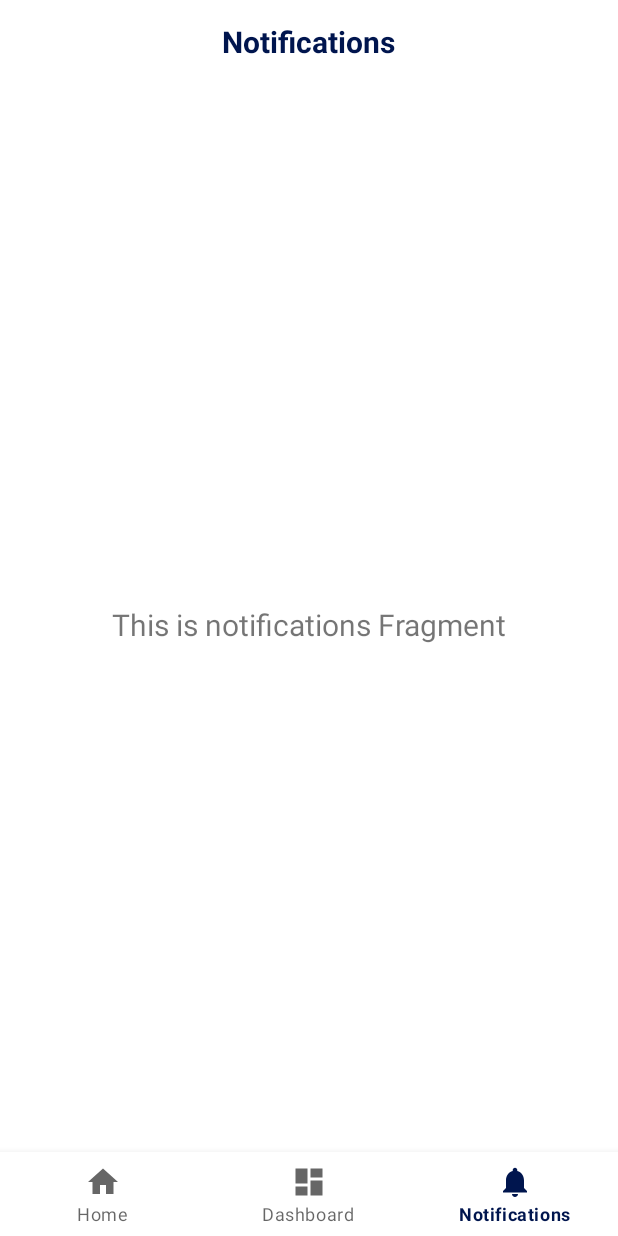
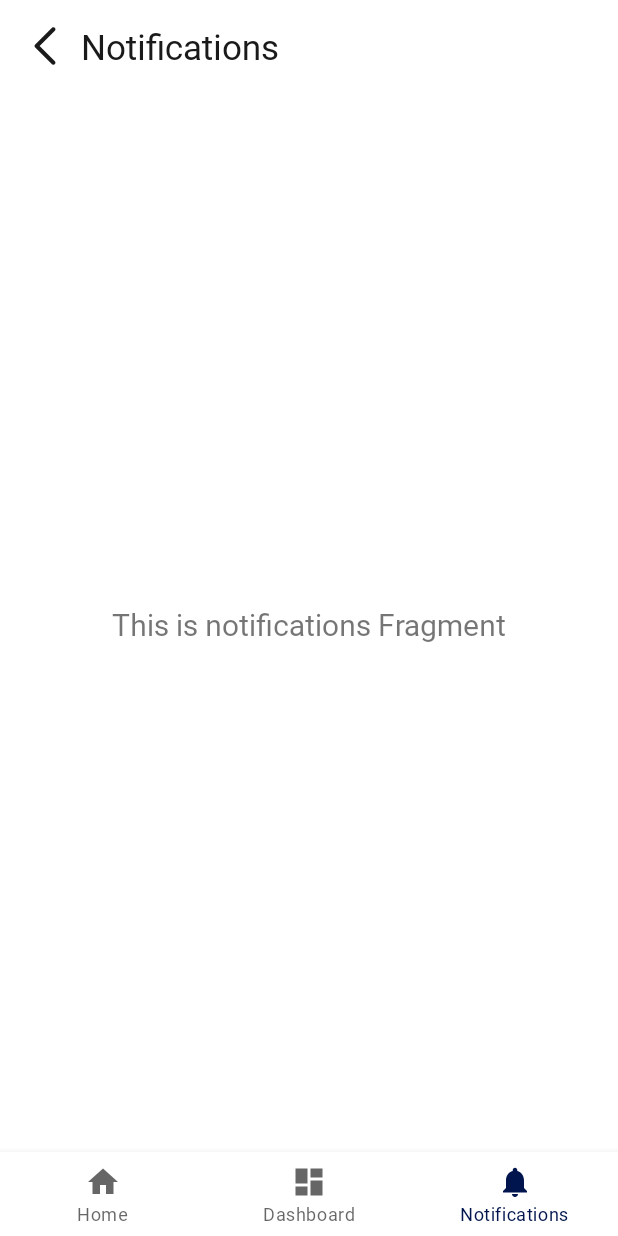
Before and after one commit to parkro-99s/client, an Android app: the NotificationsFragment screen opened through its navigation route, on a phone screen of 412 x 824 dp. Run offline under Robolectric (Android 15) with nearby library versions, the phone set to English and light mode, and no system bars; our stand-ins replace navigation-ui; 7 statements that could not run were skipped.

Commit message:
:art: Design : 툴바 디자인

```diff
--- a/app/src/main/java/com/parkro/client/MainActivity.kt
+++ b/app/src/main/java/com/parkro/client/MainActivity.kt
@@ -1,20 +1,25 @@
 package com.parkro.client
 
+import android.graphics.Typeface
 import android.os.Bundle
+import android.view.View
+import android.widget.ImageView
+import android.widget.RelativeLayout
 import android.widget.TextView
-import com.google.android.material.bottomnavigation.BottomNavigationView
 import androidx.appcompat.app.AppCompatActivity
 import androidx.appcompat.widget.Toolbar
-import androidx.navigation.Navigation.findNavController
+import androidx.navigation.NavController
 import androidx.navigation.findNavController
 import androidx.navigation.ui.AppBarConfiguration
 import androidx.navigation.ui.setupActionBarWithNavController
 import androidx.navigation.ui.setupWithNavController
+import com.google.android.material.bottomnavigation.BottomNavigationView
 import com.parkro.client.databinding.ActivityMainBinding
 
 class MainActivity : AppCompatActivity() {
 
     private lateinit var binding: ActivityMainBinding
+    private lateinit var navController: NavController
 
     override fun onCreate(savedInstanceState: Bundle?) {
         super.onCreate(savedInstanceState)
@@ -22,30 +27,64 @@ class MainActivity : AppCompatActivity() {
         binding = ActivityMainBinding.inflate(layoutInflater)
         setContentView(binding.root)
 
-        // custom toolbar 설정
+        // Custom toolbar setup
         val toolbar: Toolbar = findViewById(R.id.toolbar)
         setSupportActionBar(toolbar)
 
-        // 기존 Toolbar의 Title 비활성화
+        // Disable the title of the toolbar
         supportActionBar?.setDisplayShowTitleEnabled(false)
 
         val navView: BottomNavigationView = binding.navView
 
-        val navController = findNavController(R.id.nav_host_fragment_activity_main)
-        // Passing each menu ID as a set of Ids because each
-        // menu should be considered as top level destinations.
+        navController = findNavController(R.id.nav_host_fragment_activity_main)
         val appBarConfiguration = AppBarConfiguration(
             setOf(
                 R.id.navigation_home, R.id.navigation_dashboard, R.id.navigation_notifications
             )
         )
+
         setupActionBarWithNavController(navController, appBarConfiguration)
         navView.setupWithNavController(navController)
+
+        navController.addOnDestinationChangedListener { _, destination, _ ->
+            updateToolbarTitle("", showBackBtn = navController.previousBackStackEntry != null)
+        }
     }
 
-    // toolbar title 수정
-    fun updateToolbarTitle(title: String) {
+    // Update toolbar title
+    fun updateToolbarTitle(title: String, showBackBtn: Boolean = false, showLogo: Boolean = false) {
         val toolbarTitle: TextView = findViewById(R.id.toolbar_title)
+        val toolbarBackButton: ImageView = findViewById(R.id.toolbar_back)
+        val toolbarLogo: ImageView = findViewById(R.id.toolbar_logo)
+
         toolbarTitle.text = title
+        if (title.isEmpty()) {
+            toolbarBackButton.visibility = View.GONE
+            toolbarTitle.visibility = View.GONE
+            toolbarLogo.visibility = View.VISIBLE
+            toolbarLogo.setImageResource(R.drawable.toolbar_logo)
+        } else {
+            toolbarTitle.visibility = View.VISIBLE
+            toolbarLogo.visibility = View.GONE
+            if (showBackBtn) {
+                toolbarBackButton.visibility = View.VISIBLE
+                toolbarBackButton.setImageResource(R.drawable.left_chevron)
+                setMargins(toolbarTitle, 54.0f)
+                toolbarBackButton.setOnClickListener {
+                    // 여기 수정 예정
+                    onBackPressed()
+                }
+            } else {
+                toolbarBackButton.visibility = View.GONE
+                setMargins(toolbarTitle, 17.67f)
+            }
+        }
+    }
+
+    private fun setMargins(view: View, marginDp: Float) {
+        val params = view.layoutParams as RelativeLayout.LayoutParams
+        val marginPx = (marginDp * resources.displayMetrics.density).toInt()
+        params.marginStart = marginPx
+        view.layoutParams = params
     }
 }
--- a/app/src/main/java/com/parkro/client/ui/dashboard/DashboardFragment.kt
+++ b/app/src/main/java/com/parkro/client/ui/dashboard/DashboardFragment.kt
@@ -37,7 +37,7 @@ class DashboardFragment : Fragment() {
             textView.text = it
         })
 
-        (activity as? MainActivity)?.updateToolbarTitle(getString(R.string.title_dashboard))
+        (activity as? MainActivity)?.updateToolbarTitle("", false, true)
 
         return root
     }
@@ -46,4 +46,5 @@ class DashboardFragment : Fragment() {
         super.onDestroyView()
         _binding = null
     }
+
 }
--- a/app/src/main/java/com/parkro/client/ui/home/HomeFragment.kt
+++ b/app/src/main/java/com/parkro/client/ui/home/HomeFragment.kt
@@ -38,7 +38,7 @@ class HomeFragment : Fragment() {
         })
 
         // toolbar title 수정
-        (activity as? MainActivity)?.updateToolbarTitle(getString(R.string.title_home))
+        (activity as? MainActivity)?.updateToolbarTitle(getString(R.string.title_home), false, false)
 
         return root
     }
@@ -47,4 +47,6 @@ class HomeFragment : Fragment() {
         super.onDestroyView()
         _binding = null
     }
+
+
 }
--- a/app/src/main/java/com/parkro/client/ui/notifications/NotificationsFragment.kt
+++ b/app/src/main/java/com/parkro/client/ui/notifications/NotificationsFragment.kt
@@ -37,7 +37,8 @@ class NotificationsFragment : Fragment() {
             textView.text = it
         })
 
-        (activity as? MainActivity)?.updateToolbarTitle(getString(R.string.title_notifications))
+        // Update toolbar title from fragment
+        (activity as? MainActivity)?.updateToolbarTitle(getString(R.string.title_notifications), true, false)
 
         return root
     }
@@ -46,4 +47,6 @@ class NotificationsFragment : Fragment() {
         super.onDestroyView()
         _binding = null
     }
+
+
 }
--- a/app/src/main/res/layout/toolbar.xml
+++ b/app/src/main/res/layout/toolbar.xml
@@ -3,7 +3,7 @@
     xmlns:app="http://schemas.android.com/apk/res-auto"
     xmlns:tools="http://schemas.android.com/tools"
     android:layout_width="match_parent"
-    android:layout_height="?attr/actionBarSize"
+    android:layout_height="62.33dp"
     android:background="?attr/colorPrimary">
 
     <androidx.appcompat.widget.Toolbar
@@ -15,13 +15,33 @@
         tools:ignore="MissingConstraints" />
 
     <!-- toolbar title; text 수정 필요 -->
+    <ImageView
+        android:id="@+id/toolbar_back"
+        android:layout_centerVertical="true"
+        android:layout_alignParentStart="true"
+        android:layout_width="33.33dp"
+        android:layout_height="33.33dp"
+        android:src="@drawable/left_chevron"
+        android:layout_marginStart="13.3dp"
+        android:contentDescription="toolbar_back"/>
+
     <TextView
         android:id="@+id/toolbar_title"
         android:layout_width="wrap_content"
         android:layout_height="wrap_content"
+        android:layout_centerVertical="true"
+        android:layout_alignParentStart="true"
+        android:layout_marginStart="17.67dp"
+        android:textColor="@color/parkro_black"
+        android:textStyle="bold"
+        android:textSize="23.33sp" />
+
+    <ImageView
+        android:id="@+id/toolbar_logo"
+        android:layout_width="143.14dp"
+        android:layout_height="33.70dp"
         android:layout_centerInParent="true"
-        android:text="Default Title"
-        android:textColor="@color/parkro_navy"
-        android:textSize="20sp"
-        android:textStyle="bold" />
+        android:src="@drawable/toolbar_logo"
+        android:contentDescription="toolbar_logo"/>
+
 </RelativeLayout>
--- /dev/null
+++ b/app/src/main/res/values/styles.xml
@@ -0,0 +1,15 @@
+<resources>
+    <!-- Base application theme. -->
+    <style name="AppTheme" parent="Theme.AppCompat.Light.DarkActionBar">
+        <!-- Customize your theme here. -->
+        <item name="colorPrimary">@color/parkro_black</item>
+        <item name="colorAccent">@color/parkro_red</item>
+
+        <item name="android:textViewStyle">@style/customTextViewFontStyle</item>
+        <item name="android:buttonStyle">@style/customButtonFontStyle</item>
+        <item name="android:editTextStyle">@style/customEditTextFontStyle</item>
+        <item name="android:radioButtonStyle">@style/customRadioButtonFontStyle</item>
+        <item name="android:checkboxStyle">@style/customCheckboxFontStyle</item>
+    </style>
+
+</resources>
--- a/app/src/main/res/values/themes.xml
+++ b/app/src/main/res/values/themes.xml
@@ -10,6 +10,12 @@
         <item name="colorOnSecondary">@color/parkro_black</item>
         <!-- Status bar color. -->
         <item name="android:statusBarColor" tools:targetApi="l">?attr/colorPrimaryVariant</item>
+
+        <item name="android:textViewStyle">@style/customTextViewFontStyle</item>
+        <item name="android:buttonStyle">@style/customButtonFontStyle</item>
+        <item name="android:editTextStyle">@style/customEditTextFontStyle</item>
+        <item name="android:radioButtonStyle">@style/customRadioButtonFontStyle</item>
+        <item name="android:checkboxStyle">@style/customCheckboxFontStyle</item>
     </style>
 
     <style name="ButtonStyle" parent="Widget.MaterialComponents.Button">
```
Also changed, not shown: app/src/main/res/drawable/left_chevron.png (added), app/src/main/res/drawable/toolbar_logo.png (added).
